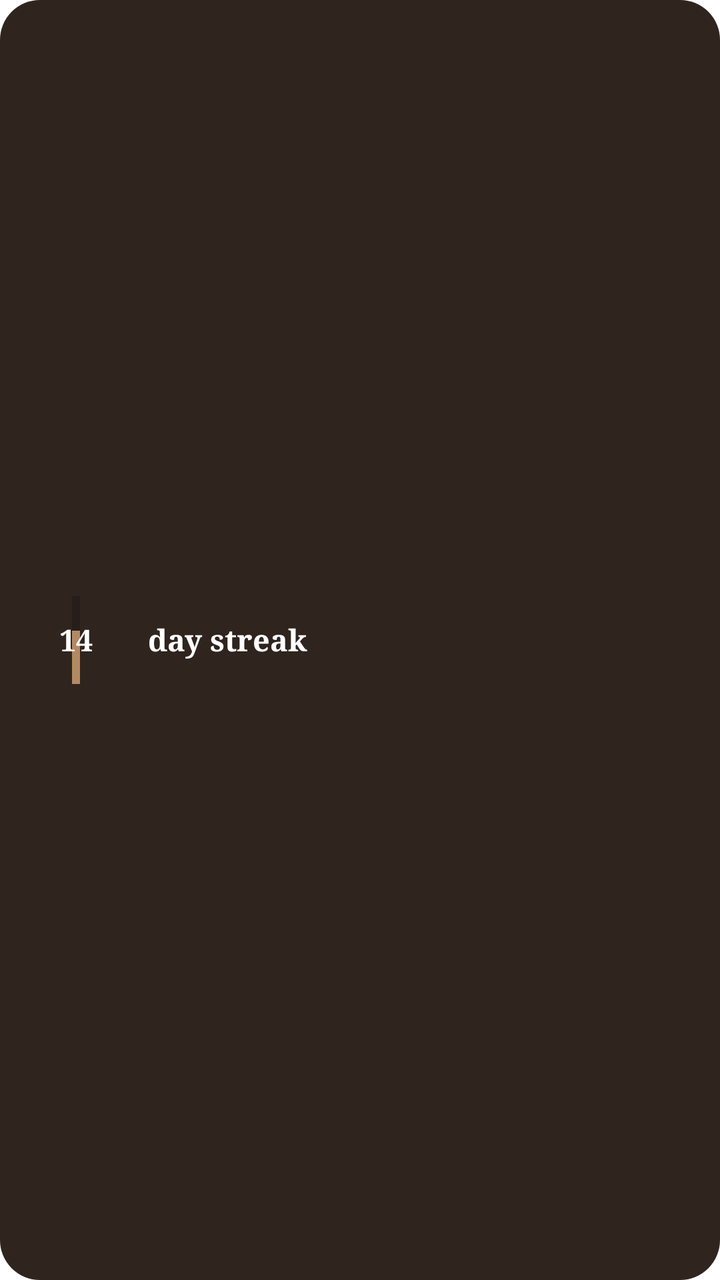
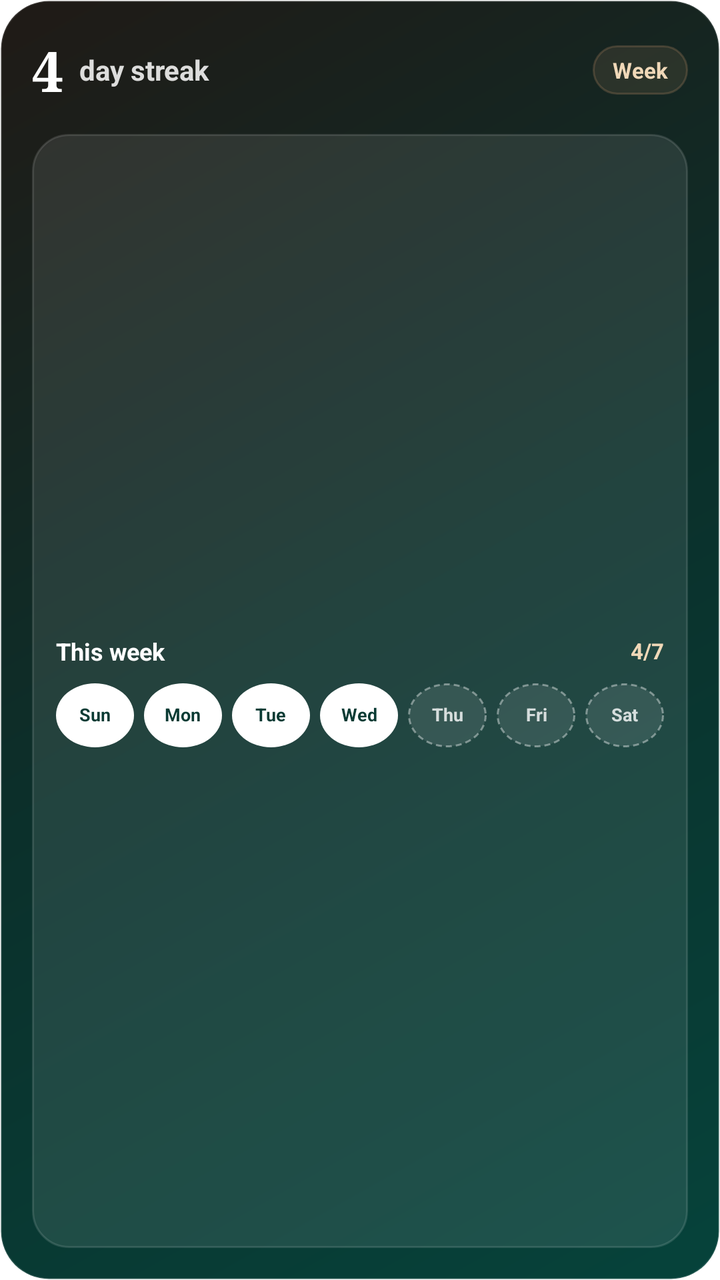

The first picture is an Android layout as it rendered before a commit; the second is the same layout after the commit. The layout source and the unified diff follow.
<!-- AndroidManifest.xml: fallback theme Theme.MaterialComponents.DayNight.NoActionBar -->
<!-- res/layout/mizan_streak_progress_widget.xml -->
<?xml version="1.0" encoding="utf-8"?>
<LinearLayout xmlns:android="http://schemas.android.com/apk/res/android"
    android:layout_width="match_parent"
    android:layout_height="match_parent"
    android:orientation="horizontal"
    android:background="@drawable/widget_card_bg"
    android:padding="16dp"
    android:gravity="center_vertical">

    <FrameLayout
        android:layout_width="44dp"
        android:layout_height="44dp">

        <ProgressBar
            android:id="@+id/progress_bar"
            style="?android:attr/progressBarStyleHorizontal"
            android:layout_width="44dp"
            android:layout_height="44dp"
            android:indeterminate="false"
            android:max="100"
            android:progress="60"
            android:rotation="270"
            android:backgroundTint="#33FFFFFF"
            android:progressTint="#FFB38964" />

        <TextView
            android:id="@+id/streak_value"
            android:layout_width="wrap_content"
            android:layout_height="wrap_content"
            android:layout_gravity="center"
            android:text="14"
            android:textColor="#FFFFFFFF"
            android:textSize="15sp"
            android:textStyle="bold"
            android:fontFamily="serif" />

        <TextView
            android:id="@+id/progress_label"
            android:layout_width="wrap_content"
            android:layout_height="wrap_content"
            android:layout_gravity="center"
            android:text="60%"
            android:textColor="#FFFFFFFF"
            android:textSize="10sp"
            android:textStyle="bold"
            android:fontFamily="serif"
            android:visibility="gone" />
    </FrameLayout>

    <LinearLayout
        android:layout_width="0dp"
        android:layout_height="wrap_content"
        android:layout_weight="1"
        android:orientation="vertical"
        android:paddingStart="14dp">

        <TextView
            android:id="@+id/streak_label"
            android:layout_width="match_parent"
            android:layout_height="wrap_content"
            android:text="day streak"
            android:textColor="#FFFFFFFF"
            android:textSize="15sp"
            android:textStyle="bold"
            android:fontFamily="serif"
            android:maxLines="1"
            android:ellipsize="end" />

        <TextView
            android:id="@+id/goal_value"
            android:layout_width="match_parent"
            android:layout_height="wrap_content"
            android:text="18 of 25 acts"
            android:textColor="#FFB38964"
            android:textSize="12sp"
            android:textStyle="bold"
            android:maxLines="1"
            android:ellipsize="end"
            android:layout_marginTop="2dp"
            android:visibility="gone" />
    </LinearLayout>

</LinearLayout>
<!-- resources referenced by this layout -->
<resources>
  <!-- drawable widget_card_bg (drawable) -->
  <?xml version="1.0" encoding="utf-8"?>
  <shape xmlns:android="http://schemas.android.com/apk/res/android">
      <solid android:color="#FF2F241E" />
      <corners android:radius="20dp" />
  </shape>
</resources>

<!-- the commit's change to res/layout/mizan_streak_progress_widget.xml (unified diff, before → after) -->
@@ -2,82 +2,234 @@
 <LinearLayout xmlns:android="http://schemas.android.com/apk/res/android"
     android:layout_width="match_parent"
     android:layout_height="match_parent"
-    android:orientation="horizontal"
     android:background="@drawable/widget_card_bg"
-    android:padding="16dp"
-    android:gravity="center_vertical">
-
-    <FrameLayout
-        android:layout_width="44dp"
-        android:layout_height="44dp">
+    android:gravity="center_vertical"
+    android:orientation="vertical"
+    android:padding="16dp">
+
+    <LinearLayout
+        android:layout_width="match_parent"
+        android:layout_height="wrap_content"
+        android:gravity="center_vertical"
+        android:orientation="horizontal">
+
+        <TextView
+            android:id="@+id/streak_value"
+            android:layout_width="wrap_content"
+            android:layout_height="wrap_content"
+            android:fontFamily="serif"
+            android:text="4"
+            android:textColor="#FFFFFFFF"
+            android:textSize="28sp"
+            android:textStyle="bold" />
+
+        <TextView
+            android:id="@+id/progress_label"
+            android:layout_width="wrap_content"
+            android:layout_height="wrap_content"
+            android:fontFamily="serif"
+            android:text="60%"
+            android:textColor="#FFFFFFFF"
+            android:textSize="28sp"
+            android:textStyle="bold"
+            android:visibility="gone" />
+
+        <TextView
+            android:id="@+id/streak_label"
+            android:layout_width="0dp"
+            android:layout_height="wrap_content"
+            android:layout_marginStart="8dp"
+            android:layout_weight="1"
+            android:ellipsize="end"
+            android:maxLines="1"
+            android:text="day streak"
+            android:textColor="#D9FFFFFF"
+            android:textSize="14sp"
+            android:textStyle="bold" />
+
+        <TextView
+            android:layout_width="wrap_content"
+            android:layout_height="wrap_content"
+            android:background="@drawable/widget_chip_bg"
+            android:paddingStart="10dp"
+            android:paddingTop="5dp"
+            android:paddingEnd="10dp"
+            android:paddingBottom="5dp"
+            android:text="Week"
+            android:textColor="#FFF0D8B8"
+            android:textSize="11sp"
+            android:textStyle="bold" />
+    </LinearLayout>
+
+    <LinearLayout
+        android:layout_width="match_parent"
+        android:layout_height="0dp"
+        android:layout_marginTop="13dp"
+        android:layout_weight="1"
+        android:background="@drawable/widget_panel_bg"
+        android:gravity="center_vertical"
+        android:orientation="vertical"
+        android:padding="12dp">
+
+        <LinearLayout
+            android:layout_width="match_parent"
+            android:layout_height="wrap_content"
+            android:gravity="center_vertical"
+            android:orientation="horizontal">
+
+            <TextView
+                android:layout_width="0dp"
+                android:layout_height="wrap_content"
+                android:layout_weight="1"
+                android:ellipsize="end"
+                android:maxLines="1"
+                android:text="This week"
+                android:textColor="#FFFFFFFF"
+                android:textSize="12sp"
+                android:textStyle="bold" />
+
+            <TextView
+                android:id="@+id/week_summary"
+                android:layout_width="wrap_content"
+                android:layout_height="wrap_content"
+                android:ellipsize="end"
+                android:maxLines="1"
+                android:text="4/7"
+                android:textColor="#FFF0D8B8"
+                android:textSize="11sp"
+                android:textStyle="bold" />
+        </LinearLayout>
+
+        <LinearLayout
+            android:layout_width="match_parent"
+            android:layout_height="wrap_content"
+            android:layout_marginTop="8dp"
+            android:gravity="center"
+            android:orientation="horizontal">
+
+            <TextView
+                android:id="@+id/day_0"
+                android:layout_width="0dp"
+                android:layout_height="32dp"
+                android:layout_weight="1"
+                android:background="@drawable/widget_day_done_bg"
+                android:gravity="center"
+                android:includeFontPadding="false"
+                android:text="Sun"
+                android:textColor="#FF0A3B34"
+                android:textSize="9sp"
+                android:textStyle="bold" />
+
+            <TextView
+                android:id="@+id/day_1"
+                android:layout_width="0dp"
+                android:layout_height="32dp"
+                android:layout_marginStart="5dp"
+                android:layout_weight="1"
+                android:background="@drawable/widget_day_done_bg"
+                android:gravity="center"
+                android:includeFontPadding="false"
+                android:text="Mon"
+                android:textColor="#FF0A3B34"
+                android:textSize="9sp"
+                android:textStyle="bold" />
+
+            <TextView
+                android:id="@+id/day_2"
+                android:layout_width="0dp"
+                android:layout_height="32dp"
+                android:layout_marginStart="5dp"
+                android:layout_weight="1"
+                android:background="@drawable/widget_day_done_bg"
+                android:gravity="center"
+                android:includeFontPadding="false"
+                android:text="Tue"
+                android:textColor="#FF0A3B34"
+                android:textSize="9sp"
+                android:textStyle="bold" />
+
+            <TextView
+                android:id="@+id/day_3"
+                android:layout_width="0dp"
+                android:layout_height="32dp"
+                android:layout_marginStart="5dp"
+                android:layout_weight="1"
+                android:background="@drawable/widget_day_done_bg"
+                android:gravity="center"
+                android:includeFontPadding="false"
+                android:text="Wed"
+                android:textColor="#FF0A3B34"
+                android:textSize="9sp"
+                android:textStyle="bold" />
+
+            <TextView
+                android:id="@+id/day_4"
+                android:layout_width="0dp"
+                android:layout_height="32dp"
+                android:layout_marginStart="5dp"
+                android:layout_weight="1"
+                android:background="@drawable/widget_day_pending_bg"
+                android:gravity="center"
+                android:includeFontPadding="false"
+                android:text="Thu"
+                android:textColor="#CCFFFFFF"
+                android:textSize="9sp"
+                android:textStyle="bold" />
+
+            <TextView
+                android:id="@+id/day_5"
+                android:layout_width="0dp"
+                android:layout_height="32dp"
+                android:layout_marginStart="5dp"
+                android:layout_weight="1"
+                android:background="@drawable/widget_day_pending_bg"
+                android:gravity="center"
+                android:includeFontPadding="false"
+                android:text="Fri"
+                android:textColor="#CCFFFFFF"
+                android:textSize="9sp"
+                android:textStyle="bold" />
+
+            <TextView
+                android:id="@+id/day_6"
+                android:layout_width="0dp"
+                android:layout_height="32dp"
+                android:layout_marginStart="5dp"
+                android:layout_weight="1"
+                android:background="@drawable/widget_day_pending_bg"
+                android:gravity="center"
+                android:includeFontPadding="false"
+                android:text="Sat"
+                android:textColor="#CCFFFFFF"
+                android:textSize="9sp"
+                android:textStyle="bold" />
+        </LinearLayout>
+
+        <TextView
+            android:id="@+id/goal_value"
+            android:layout_width="match_parent"
+            android:layout_height="wrap_content"
+            android:layout_marginTop="12dp"
+            android:ellipsize="end"
+            android:gravity="center"
+            android:maxLines="1"
+            android:text="18 of 25 acts"
+            android:textColor="#FFF0D8B8"
+            android:textSize="12sp"
+            android:textStyle="bold"
+            android:visibility="gone" />
 
         <ProgressBar
             android:id="@+id/progress_bar"
             style="?android:attr/progressBarStyleHorizontal"
-            android:layout_width="44dp"
-            android:layout_height="44dp"
+            android:layout_width="match_parent"
+            android:layout_height="7dp"
+            android:layout_marginTop="8dp"
+            android:background="@drawable/widget_progress_bg"
             android:indeterminate="false"
             android:max="100"
             android:progress="60"
-            android:rotation="270"
-            android:backgroundTint="#33FFFFFF"
-            android:progressTint="#FFB38964" />
-
-        <TextView
-            android:id="@+id/streak_value"
-            android:layout_width="wrap_content"
-            android:layout_height="wrap_content"
-            android:layout_gravity="center"
-            android:text="14"
-            android:textColor="#FFFFFFFF"
-            android:textSize="15sp"
-            android:textStyle="bold"
-            android:fontFamily="serif" />
-
-        <TextView
-            android:id="@+id/progress_label"
-            android:layout_width="wrap_content"
-            android:layout_height="wrap_content"
-            android:layout_gravity="center"
-            android:text="60%"
-            android:textColor="#FFFFFFFF"
-            android:textSize="10sp"
-            android:textStyle="bold"
-            android:fontFamily="serif"
-            android:visibility="gone" />
-    </FrameLayout>
-
-    <LinearLayout
-        android:layout_width="0dp"
-        android:layout_height="wrap_content"
-        android:layout_weight="1"
-        android:orientation="vertical"
-        android:paddingStart="14dp">
-
-        <TextView
-            android:id="@+id/streak_label"
-            android:layout_width="match_parent"
-            android:layout_height="wrap_content"
-            android:text="day streak"
-            android:textColor="#FFFFFFFF"
-            android:textSize="15sp"
-            android:textStyle="bold"
-            android:fontFamily="serif"
-            android:maxLines="1"
-            android:ellipsize="end" />
-
-        <TextView
-            android:id="@+id/goal_value"
-            android:layout_width="match_parent"
-            android:layout_height="wrap_content"
-            android:text="18 of 25 acts"
-            android:textColor="#FFB38964"
-            android:textSize="12sp"
-            android:textStyle="bold"
-            android:maxLines="1"
-            android:ellipsize="end"
-            android:layout_marginTop="2dp"
+            android:progressTint="#FFF0D8B8"
             android:visibility="gone" />
     </LinearLayout>
-
 </LinearLayout>
<!-- resource entries referenced after the edit -->
@@ -3,8 +3,56 @@
   <!-- drawable widget_card_bg (drawable) -->
   <?xml version="1.0" encoding="utf-8"?>
   <shape xmlns:android="http://schemas.android.com/apk/res/android">
-      <solid android:color="#FF2F241E" />
-      <corners android:radius="20dp" />
+      <gradient
+          android:angle="135"
+          android:startColor="#FF06433B"
+          android:centerColor="#FF0B302B"
+          android:endColor="#FF201A16" />
+      <stroke
+          android:width="1dp"
+          android:color="#22FFFFFF" />
+      <corners android:radius="24dp" />
+  </shape>
+  <!-- drawable widget_chip_bg (drawable) -->
+  <?xml version="1.0" encoding="utf-8"?>
+  <shape xmlns:android="http://schemas.android.com/apk/res/android">
+      <solid android:color="#24B38964" />
+      <stroke
+          android:width="1dp"
+          android:color="#44B38964" />
+      <corners android:radius="999dp" />
+  </shape>
+  <!-- drawable widget_day_done_bg (drawable) -->
+  <?xml version="1.0" encoding="utf-8"?>
+  <shape xmlns:android="http://schemas.android.com/apk/res/android"
+      android:shape="oval">
+      <solid android:color="#FFFFFFFF" />
+  </shape>
+  <!-- drawable widget_day_pending_bg (drawable) -->
+  <?xml version="1.0" encoding="utf-8"?>
+  <shape xmlns:android="http://schemas.android.com/apk/res/android"
+      android:shape="oval">
+      <solid android:color="#18FFFFFF" />
+      <stroke
+          android:width="1dp"
+          android:color="#66FFFFFF"
+          android:dashWidth="3dp"
+          android:dashGap="2dp" />
+  </shape>
+  <!-- drawable widget_panel_bg (drawable) -->
+  <?xml version="1.0" encoding="utf-8"?>
+  <shape xmlns:android="http://schemas.android.com/apk/res/android">
+      <solid android:color="#18FFFFFF" />
+      <stroke
+          android:width="1dp"
+          android:color="#20FFFFFF" />
+      <corners android:radius="18dp" />
+  </shape>
+  <!-- drawable widget_progress_bg (drawable) -->
+  <?xml version="1.0" encoding="utf-8"?>
+  <shape xmlns:android="http://schemas.android.com/apk/res/android">
+      <solid android:color="#2EFFFFFF" />
+      <corners android:radius="999dp" />
   </shape>
 </resources>
 
